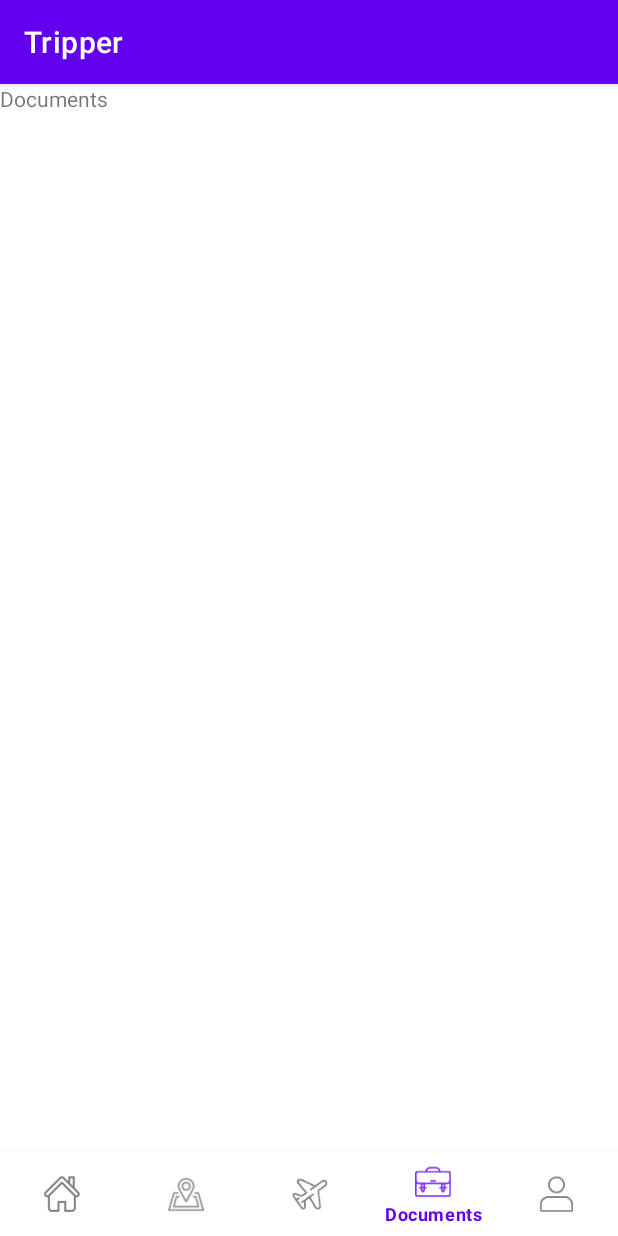
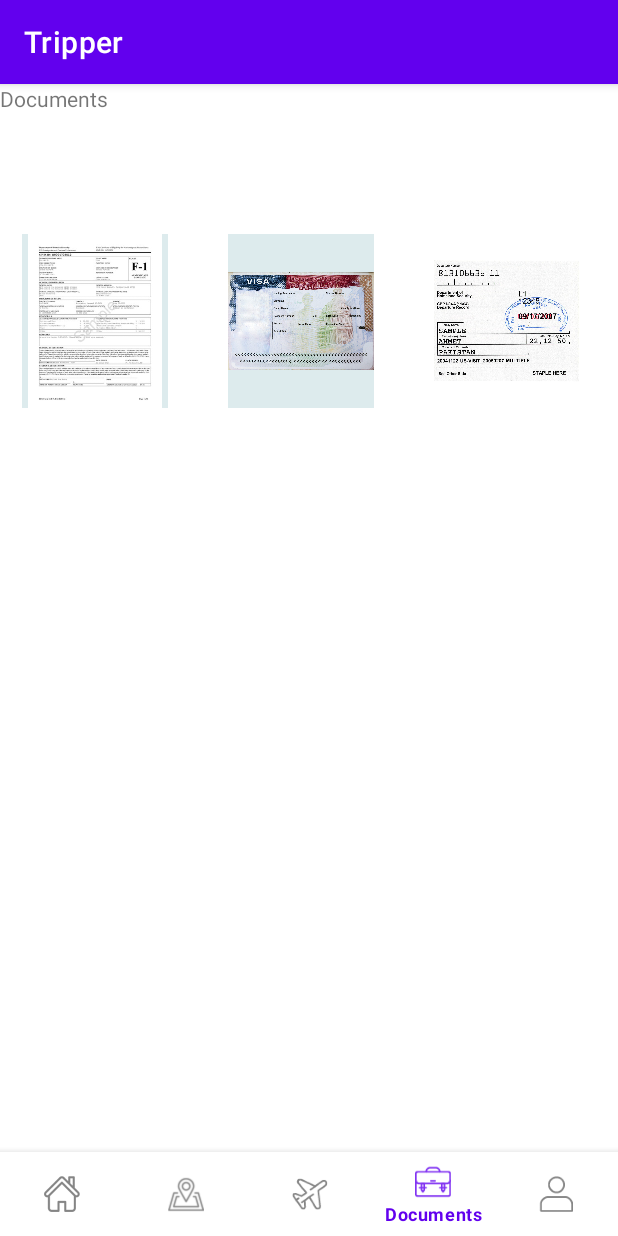
Before and after one commit to jiwagon/Tripper-App, an Android app: the docs_fragment screen opened through its navigation route, on a phone screen of 412 x 824 dp. Run offline under Robolectric (Android 15) with nearby library versions, the phone set to English and light mode, and no system bars; our stand-ins replace navigation-ui.

Commit message:
imported doc_fragment

```diff
--- a/app/src/main/res/layout/docs_fragment.xml
+++ b/app/src/main/res/layout/docs_fragment.xml
@@ -11,4 +11,58 @@
         android:layout_height="match_parent"
         android:text="@string/docs_label" />
 
+    >
+
+    <androidx.constraintlayout.widget.ConstraintLayout xmlns:android="http://schemas.android.com/apk/res/android"
+        xmlns:tools="http://schemas.android.com/tools"
+        android:layout_width="match_parent"
+        xmlns:app="http://schemas.android.com/apk/res-auto"
+        android:layout_height="match_parent">
+
+
+        <com.google.android.material.bottomnavigation.BottomNavigationView
+            android:id="@+id/bottom_navigation"
+            android:layout_width="match_parent"
+            android:layout_height="wrap_content"
+            app:layout_constraintBottom_toBottomOf="parent"
+            app:layout_constraintEnd_toEndOf="parent"
+            app:layout_constraintHorizontal_bias="0.0"
+            app:layout_constraintStart_toStartOf="parent"
+            app:menu="@menu/bottom_navigation_menu" />
+
+        <ImageView
+            android:id="@+id/i20_image"
+            android:layout_width="97dp"
+            android:layout_height="116dp"
+            android:layout_marginTop="100dp"
+            android:layout_marginEnd="220dp"
+            android:background="#DDEBED"
+            app:layout_constraintEnd_toEndOf="parent"
+            app:layout_constraintHorizontal_bias="0.152"
+            app:layout_constraintStart_toStartOf="parent"
+            app:layout_constraintTop_toTopOf="parent"
+            app:srcCompat="@drawable/i20_sample" />
+
+        <ImageView
+            android:id="@+id/visa_image"
+            android:layout_width="97dp"
+            android:layout_height="116dp"
+            android:layout_marginStart="40dp"
+            android:background="#DDEBED"
+            app:layout_constraintStart_toEndOf="@+id/i20_image"
+            app:layout_constraintTop_toTopOf="@+id/i20_image"
+            app:srcCompat="@drawable/visa" />
+
+        <ImageView
+            android:id="@+id/i94_image"
+            android:layout_width="97dp"
+            android:layout_height="116dp"
+            android:layout_marginStart="40dp"
+            app:layout_constraintStart_toEndOf="@+id/visa_image"
+            app:layout_constraintTop_toTopOf="@+id/visa_image"
+            app:srcCompat="@drawable/i_94a" />
+
+
+    </androidx.constraintlayout.widget.ConstraintLayout>
+
 </FrameLayout>
```
Also changed, not shown: app/src/main/res/drawable-v24/i20_sample.jpg (added), app/src/main/res/drawable-v24/i_94a.jpg (added), app/src/main/res/drawable-v24/visa.jpg (added).
